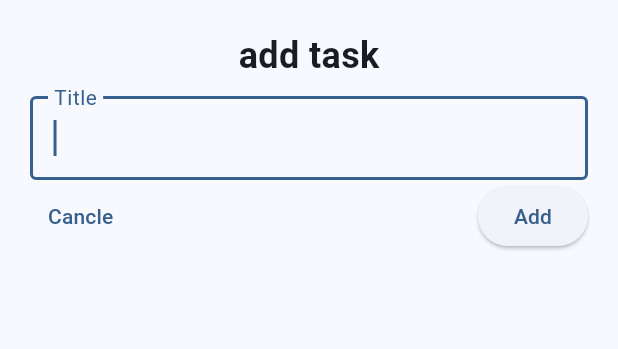
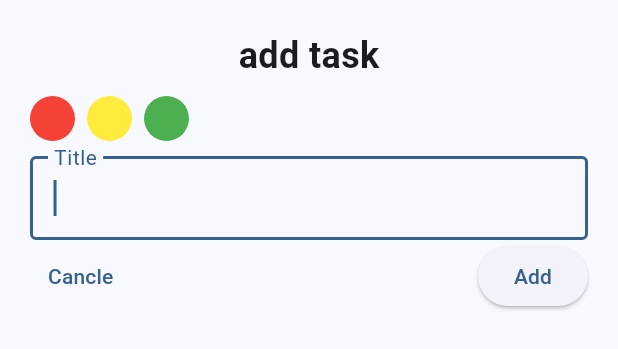
Before and after one commit to VechkanovVV/to_do, a Flutter app: the AddTaskScreen widget shown alone on an empty page, opened directly with empty values, on a phone screen of 412 x 824 dp. Shown: the top 349 px of the screen. Run offline on Flutter 3.47's test engine with Material 3 defaults, Android fonts, the phone set to English and light mode, and no system bars; our stand-ins replace bloc, equatable, flutter_bloc, hydrated_bloc.

Commit message:
add priority widget

```diff
--- a/lib/screens/task_screen.dart
+++ b/lib/screens/task_screen.dart
@@ -1,6 +1,7 @@
 import 'package:flutter/material.dart';
 import 'package:flutter_bloc/flutter_bloc.dart';
 import 'package:to_do/blocs/bloc/task_bloc.dart';
+import 'package:to_do/widgets/priority_widget.dart';
 import 'package:to_do/widgets/task_list.dart';
 
 import '../modules/task.dart';
@@ -40,6 +41,7 @@ class _TaskScreenState extends State<TaskScreen> {
 
       return Scaffold(
         appBar: AppBar(
+          backgroundColor: Colors.purple,
           title: const Text(
             'ToDo',
             style: TextStyle(
@@ -59,6 +61,9 @@ class _TaskScreenState extends State<TaskScreen> {
         body: Column(
           crossAxisAlignment: CrossAxisAlignment.center,
           children: [
+            const SizedBox(
+              height: 8,
+            ),
             Center(
               child: Chip(
                 label: Text(
@@ -69,7 +74,7 @@ class _TaskScreenState extends State<TaskScreen> {
                 ),
               ),
             ),
-            SizedBox(
+            const SizedBox(
               height: 8,
             ),
             TaskList(tasks: taskList)
@@ -106,6 +111,10 @@ class AddTaskScreen extends StatelessWidget {
               fontWeight: FontWeight.bold,
             ),
           ),
+          const SizedBox(
+            height: 10,
+          ),
+          PriorityWidget(),
           const SizedBox(
             height: 10,
           ),
--- /dev/null
+++ b/lib/widgets/priority_widget.dart
@@ -0,0 +1,100 @@
+import 'package:flutter/material.dart';
+
+class PriorityWidget extends StatefulWidget {
+  const PriorityWidget({super.key});
+
+  @override
+  State<StatefulWidget> createState() => _PriorityWidgetState();
+}
+
+class _PriorityWidgetState extends State<PriorityWidget> {
+  var redIsPressed = false;
+  var yellowIsPressed = false;
+  var greenIsPressed = false;
+
+  @override
+  Widget build(BuildContext context) {
+    return Row(
+      children: [
+        GestureDetector(
+          onTap: () {
+            setState(() {
+              redIsPressed = !redIsPressed;
+              if (greenIsPressed) greenIsPressed = false;
+              if (yellowIsPressed) yellowIsPressed = false;
+            });
+          },
+          child: Container(
+            height: 30,
+            width: 30,
+            decoration: BoxDecoration(
+              borderRadius: BorderRadius.circular(60),
+              color: Colors.red,
+            ),
+            child: Center(
+              child: Icon(
+                Icons.done,
+                size: redIsPressed ? 17 : 0,
+                color: Colors.white,
+              ),
+            ),
+          ),
+        ),
+        const SizedBox(
+          width: 8,
+        ),
+        GestureDetector(
+          onTap: () {
+            setState(() {
+              yellowIsPressed = !yellowIsPressed;
+              if (greenIsPressed) greenIsPressed = false;
+              if (redIsPressed) redIsPressed = false;
+            });
+          },
+          child: Container(
+            height: 30,
+            width: 30,
+            decoration: BoxDecoration(
+              borderRadius: BorderRadius.circular(60),
+              color: Colors.yellow,
+            ),
+            child: Center(
+              child: Icon(
+                Icons.done,
+                size: yellowIsPressed ? 17 : 0,
+                color: Colors.white,
+              ),
+            ),
+          ),
+        ),
+        const SizedBox(
+          width: 8,
+        ),
+        GestureDetector(
+          onTap: () {
+            setState(() {
+              greenIsPressed = !greenIsPressed;
+              if (redIsPressed) redIsPressed = false;
+              if (yellowIsPressed) yellowIsPressed = false;
+            });
+          },
+          child: Container(
+            height: 30,
+            width: 30,
+            decoration: BoxDecoration(
+              borderRadius: BorderRadius.circular(60),
+              color: Colors.green,
+            ),
+            child: Center(
+              child: Icon(
+                Icons.done,
+                size: greenIsPressed ? 17 : 0,
+                color: Colors.white,
+              ),
+            ),
+          ),
+        ),
+      ],
+    );
+  }
+}
--- a/lib/widgets/task_list.dart
+++ b/lib/widgets/task_list.dart
@@ -1,4 +1,3 @@
-import 'package:flutter/cupertino.dart';
 import 'package:flutter/material.dart';
 import 'package:to_do/blocs/bloc_exports.dart';
 import 'package:to_do/widgets/star_check_box.dart';
```
